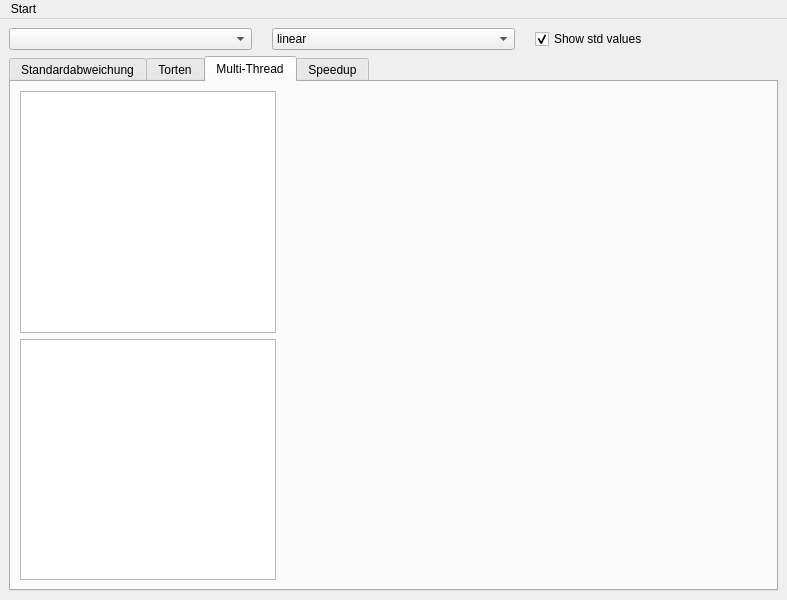
The window that ProfilerWindow.ui (hdinkelbach/ANNarchyProfiler) describes before a commit, drawn with Qt 5.
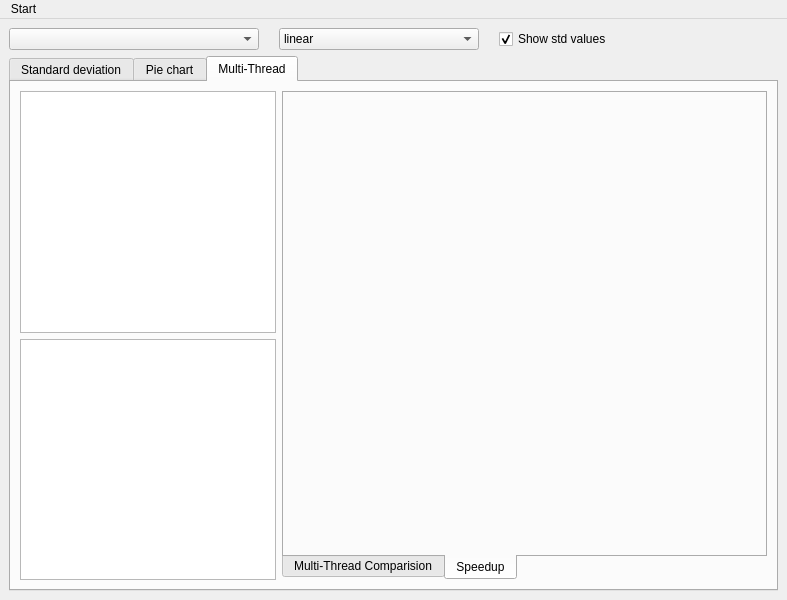
The same window after the commit. The open tabs and pages were chosen to show the change. Custom widgets are drawn as their Qt base class.

Commit message: +Add max size for cmbScale

What changed in the file:
```diff
--- a/ProfilerWindow.ui
+++ b/ProfilerWindow.ui
@@ -44,6 +44,24 @@
       </item>
       <item>
        <widget class="QComboBox" name="cmbScale">
+        <property name="sizePolicy">
+         <sizepolicy hsizetype="Preferred" vsizetype="Fixed">
+          <horstretch>0</horstretch>
+          <verstretch>0</verstretch>
+         </sizepolicy>
+        </property>
+        <property name="maximumSize">
+         <size>
+          <width>200</width>
+          <height>16777215</height>
+         </size>
+        </property>
+        <property name="sizeIncrement">
+         <size>
+          <width>0</width>
+          <height>0</height>
+         </size>
+        </property>
         <item>
          <property name="text">
           <string>linear</string>
@@ -76,12 +94,15 @@
         <verstretch>0</verstretch>
        </sizepolicy>
       </property>
+      <property name="tabPosition">
+       <enum>QTabWidget::North</enum>
+      </property>
       <property name="currentIndex">
        <number>0</number>
       </property>
       <widget class="QWidget" name="deviation_chart">
        <attribute name="title">
-        <string>Standardabweichung</string>
+        <string>Standard deviation</string>
        </attribute>
        <layout class="QHBoxLayout" name="errorbar_chart_layout">
         <item>
@@ -211,7 +232,7 @@
       </widget>
       <widget class="QWidget" name="PieChartTab">
        <attribute name="title">
-        <string>Torten</string>
+        <string>Pie chart</string>
        </attribute>
        <layout class="QHBoxLayout" name="pie_chart_layout">
         <item>
@@ -286,6 +307,22 @@
          </layout>
         </item>
         <item>
+         <widget class="QTabWidget" name="tabWidget">
+          <property name="tabPosition">
+           <enum>QTabWidget::South</enum>
+          </property>
+          <property name="currentIndex">
+           <number>1</number>
+          </property>
+          <widget class="QWidget" name="MutiThreadComparisionTab">
+           <attribute name="title">
+            <string>Multi-Thread Comparision</string>
+           </attribute>
+           <layout class="QHBoxLayout" name="horizontalLayout_5">
+            <property name="margin">
+             <number>0</number>
+            </property>
+            <item>
          <widget class="ErrorbarChartWidget" name="MultiThreadChart" native="true"/>
         </item>
        </layout>
@@ -300,6 +337,10 @@
        <layout class="QHBoxLayout" name="horizontalLayout_2">
         <item>
          <widget class="ErrorbarChartWidget" name="SpeedupChart" native="true"/>
+            </item>
+           </layout>
+          </widget>
+         </widget>
         </item>
        </layout>
       </widget>
```
Left out of the diff: 13 changed lines with no effect on the pictures. Lines whose indentation alone changed are shown as unchanged.
